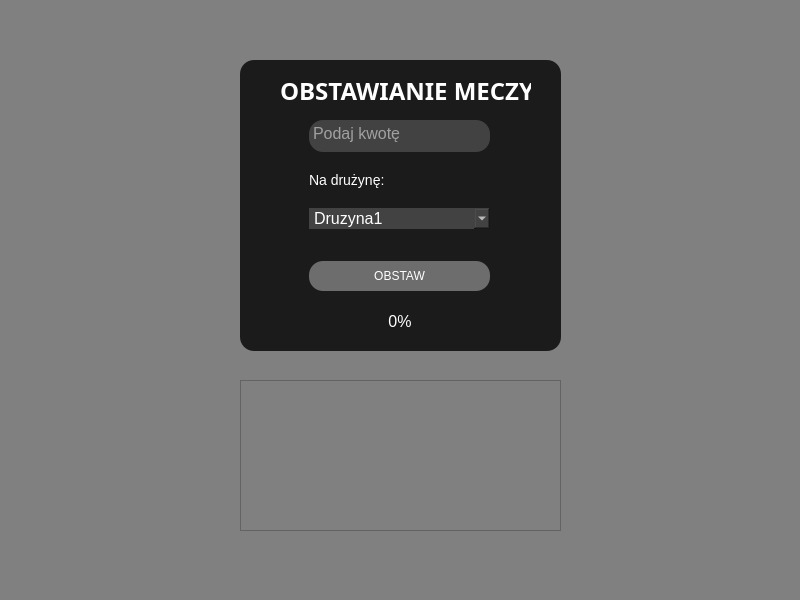
Qt form mainwindow.ui (danielbednarz/betting-app) before a commit.
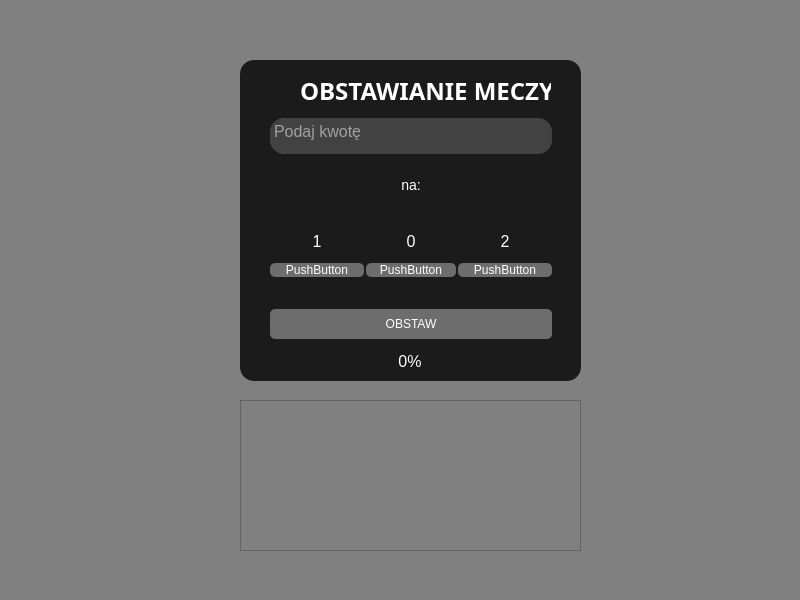
The same form after that commit.

```diff
--- a/mainwindow.ui
+++ b/mainwindow.ui
@@ -27,8 +27,8 @@
      <rect>
       <x>240</x>
       <y>60</y>
-      <width>321</width>
-      <height>291</height>
+      <width>341</width>
+      <height>321</height>
      </rect>
     </property>
     <property name="styleSheet">
@@ -38,6 +38,14 @@
 	font-size: 16px;
 	color: white;
 	align=&quot;center&quot;;
+}
+
+QPushButton {
+	background-color: #6d6d6d;
+	text-align:center;
+	font-size: 12px;
+	font-weight: bolder;
+	border-radius: 5px;
 }</string>
     </property>
     <property name="frameShape">
@@ -49,7 +57,7 @@
     <widget class="QLabel" name="label_2">
      <property name="geometry">
       <rect>
-       <x>40</x>
+       <x>60</x>
        <y>10</y>
        <width>251</width>
        <height>41</height>
@@ -75,38 +83,83 @@
     <widget class="QWidget" name="gridLayoutWidget">
      <property name="geometry">
       <rect>
-       <x>69</x>
-       <y>60</y>
-       <width>181</width>
-       <height>171</height>
+       <x>30</x>
+       <y>58</y>
+       <width>282</width>
+       <height>221</height>
       </rect>
      </property>
      <layout class="QGridLayout" name="gridLayout">
       <property name="verticalSpacing">
        <number>12</number>
       </property>
-      <item row="3" column="0">
-       <widget class="QComboBox" name="comboBox">
+      <item row="2" column="0">
+       <widget class="QLabel" name="label">
+        <property name="sizePolicy">
+         <sizepolicy hsizetype="Preferred" vsizetype="Preferred">
+          <horstretch>0</horstretch>
+          <verstretch>0</verstretch>
+         </sizepolicy>
+        </property>
         <property name="styleSheet">
          <string notr="true">* {
-	background-color: #424242;
-	border-radius: 0px;
-	
+	font-size: 14px;
+	text-align: center;
+	align: center;
 }</string>
         </property>
-        <item>
-         <property name="text">
-          <string>Druzyna1</string>
-         </property>
-        </item>
-        <item>
-         <property name="text">
-          <string>Druzyna2</string>
-         </property>
-        </item>
+        <property name="text">
+         <string>na:</string>
+        </property>
+        <property name="alignment">
+         <set>Qt::AlignCenter</set>
+        </property>
        </widget>
       </item>
       <item row="4" column="0">
+       <layout class="QHBoxLayout" name="horizontalLayout">
+        <item>
+         <widget class="QPushButton" name="betHomeButton">
+          <property name="cursor">
+           <cursorShape>PointingHandCursor</cursorShape>
+          </property>
+          <property name="styleSheet">
+           <string notr="true"/>
+          </property>
+          <property name="text">
+           <string>PushButton</string>
+          </property>
+         </widget>
+        </item>
+        <item>
+         <widget class="QPushButton" name="betDrawButton">
+          <property name="cursor">
+           <cursorShape>PointingHandCursor</cursorShape>
+          </property>
+          <property name="styleSheet">
+           <string notr="true">margin: 0px 2px 0px 2px;</string>
+          </property>
+          <property name="text">
+           <string>PushButton</string>
+          </property>
+         </widget>
+        </item>
+        <item>
+         <widget class="QPushButton" name="betAwayButton">
+          <property name="cursor">
+           <cursorShape>PointingHandCursor</cursorShape>
+          </property>
+          <property name="styleSheet">
+           <string notr="true"/>
+          </property>
+          <property name="text">
+           <string>PushButton</string>
+          </property>
+         </widget>
+        </item>
+       </layout>
+      </item>
+      <item row="5" column="0">
        <widget class="QPushButton" name="pushButton">
         <property name="sizePolicy">
          <sizepolicy hsizetype="Minimum" vsizetype="Minimum">
@@ -356,27 +409,55 @@
         </property>
        </widget>
       </item>
-      <item row="2" column="0">
-       <widget class="QLabel" name="label">
-        <property name="sizePolicy">
-         <sizepolicy hsizetype="Preferred" vsizetype="Preferred">
-          <horstretch>0</horstretch>
-          <verstretch>0</verstretch>
-         </sizepolicy>
-        </property>
-        <property name="styleSheet">
-         <string notr="true">* {
-	font-size: 14px;
+      <item row="3" column="0">
+       <layout class="QHBoxLayout" name="horizontalLayout_2">
+        <item>
+         <widget class="QLabel" name="label_5">
+          <property name="font">
+           <font>
+            <pointsize>-1</pointsize>
+           </font>
+          </property>
+          <property name="styleSheet">
+           <string notr="true"/>
+          </property>
+          <property name="text">
+           <string>1</string>
+          </property>
+          <property name="alignment">
+           <set>Qt::AlignBottom|Qt::AlignHCenter</set>
+          </property>
+         </widget>
+        </item>
+        <item>
+         <widget class="QLabel" name="label_4">
+          <property name="text">
+           <string>0</string>
+          </property>
+          <property name="alignment">
+           <set>Qt::AlignBottom|Qt::AlignHCenter</set>
+          </property>
+         </widget>
+        </item>
+        <item>
+         <widget class="QLabel" name="label_3">
+          <property name="styleSheet">
+           <string notr="true">* {
 	text-align: center;
 	align: center;
 }</string>
-        </property>
-        <property name="text">
-         <string>Na drużynę:</string>
-        </property>
-       </widget>
+          </property>
+          <property name="text">
+           <string>2</string>
+          </property>
+          <property name="alignment">
+           <set>Qt::AlignBottom|Qt::AlignHCenter</set>
+          </property>
+         </widget>
+        </item>
+       </layout>
       </item>
-      <item row="1" column="0">
+      <item row="0" column="0">
        <widget class="QTextEdit" name="textEdit">
         <property name="sizePolicy">
          <sizepolicy hsizetype="Expanding" vsizetype="Ignored">
@@ -389,6 +470,12 @@
 	background-color: #424242;
 }</string>
         </property>
+        <property name="verticalScrollBarPolicy">
+         <enum>Qt::ScrollBarAlwaysOff</enum>
+        </property>
+        <property name="horizontalScrollBarPolicy">
+         <enum>Qt::ScrollBarAlwaysOff</enum>
+        </property>
         <property name="placeholderText">
          <string>Podaj kwotę</string>
         </property>
@@ -399,8 +486,8 @@
     <widget class="QProgressBar" name="progressBar">
      <property name="geometry">
       <rect>
-       <x>10</x>
-       <y>250</y>
+       <x>20</x>
+       <y>290</y>
        <width>301</width>
        <height>23</height>
       </rect>
@@ -430,8 +517,8 @@
     <property name="geometry">
      <rect>
       <x>240</x>
-      <y>380</y>
-      <width>321</width>
+      <y>400</y>
+      <width>341</width>
       <height>151</height>
      </rect>
     </property>
```
Left out of the diff: 6 changed lines with no effect on the pictures.
